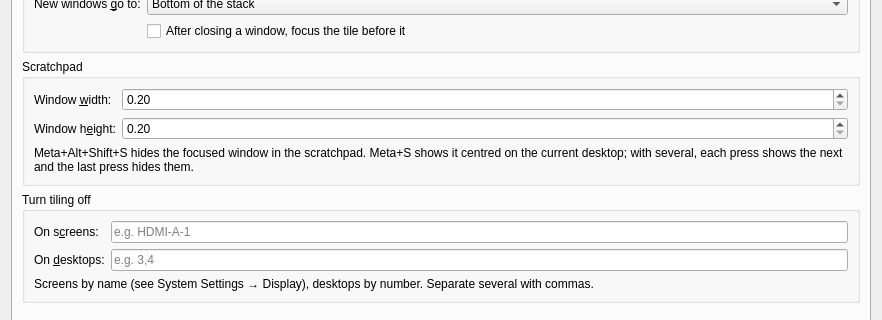
Qt form package/contents/ui/config.ui (aic0d3r/stacklet) before a commit; both pictures show x 0 to 882 and y 82 to 402 of the 882 by 573 pixel window.
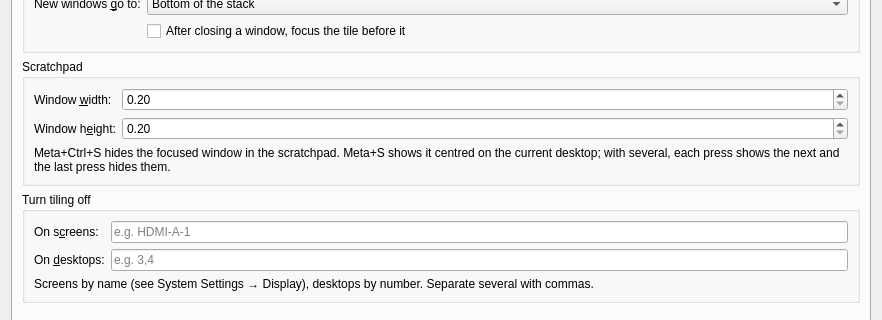
The same form after that commit. The open tabs and pages were chosen to show the change. Icons and pictures are not drawn.

Commit message:
Send to scratchpad: Meta+Ctrl+S instead of Meta+Alt+Shift+S
Meta+Alt+Shift+S was too awkward to press. New shortcut id (StackletSendToScratchpad) so
anyone who already ran 1.1.0 picks up the new key instead of the saved old one.

The edit to the form file:
```diff
--- a/package/contents/ui/config.ui
+++ b/package/contents/ui/config.ui
@@ -337,7 +337,7 @@
       <item row="2" column="0" colspan="2">
        <widget class="QLabel" name="scratchHint">
         <property name="wordWrap"><bool>true</bool></property>
-        <property name="text"><string>Meta+Alt+Shift+S hides the focused window in the scratchpad. Meta+S shows it centred on the current desktop; with several, each press shows the next and the last press hides them.</string></property>
+        <property name="text"><string>Meta+Ctrl+S hides the focused window in the scratchpad. Meta+S shows it centred on the current desktop; with several, each press shows the next and the last press hides them.</string></property>
        </widget>
       </item>
      </layout>
```
Left out of the diff: 2 changed lines with no effect on the pictures. The commit also changes 5 other files.
